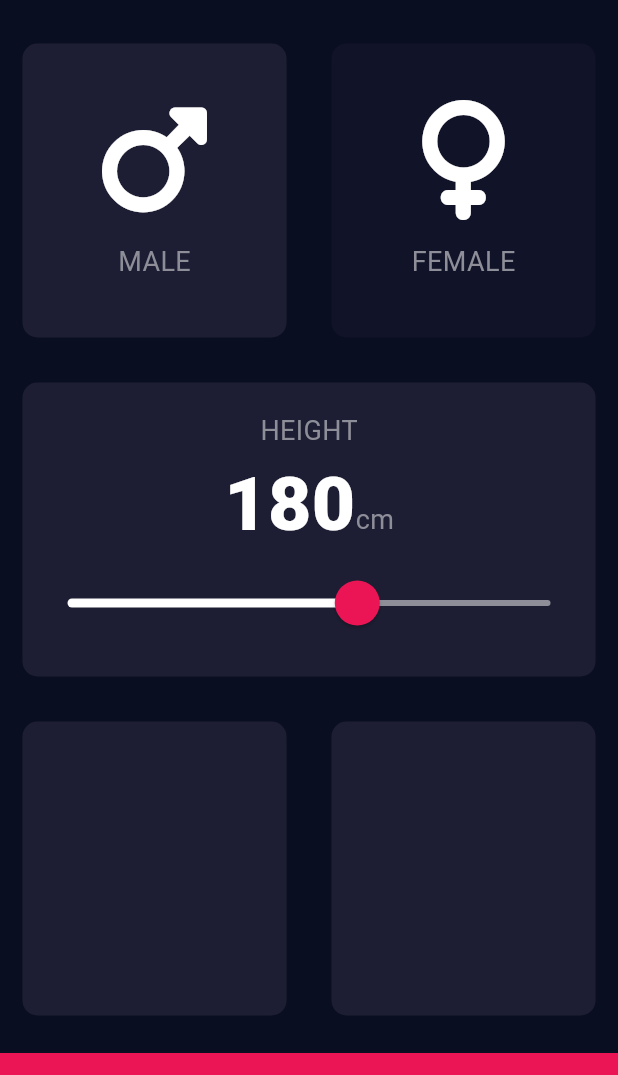
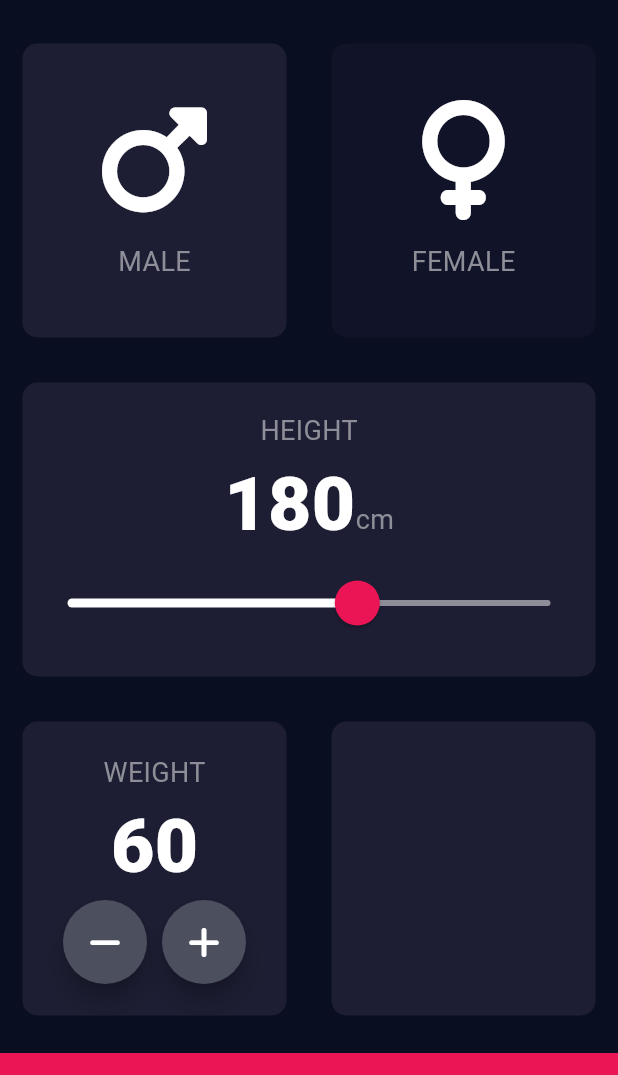
Before and after one commit to MelakuDemeke/Learn-Flutter, a Flutter app: the screen it shows after launch, on a phone screen of 412 x 824 dp, the part 63-1138 px from its top. Run offline on Flutter 3.47's test engine with Material 3 defaults, Android fonts, the phone set to English and light mode, and no system bars; our stand-ins replace audioplayers, font_awesome_flutter.

Commit message:
weight card is completed

```diff
--- a/bmi_calculator/lib/input_page.dart
+++ b/bmi_calculator/lib/input_page.dart
@@ -18,6 +18,7 @@
 class InputPageState extends State<InputPage> {
   Gender selectedGender = Gender.male;
   int height = 180;
+  int weight = 60;
 
   @override
   Widget build(BuildContext context) {
@@ -118,7 +119,35 @@
                   child: ReusableCard(
                     onPress: () {},
                     colour: kActiveCardColour,
-                    cardChild: Container(),
+                    cardChild: Column(
+                      mainAxisAlignment: MainAxisAlignment.center,
+                      children: [
+                        Text('WEIGHT', style: kLabelTextStyle),
+                        Text(weight.toString(), style: kNumberTextStyle),
+                        Row(
+                          mainAxisAlignment: MainAxisAlignment.center,
+                          children: [
+                            RoundIconButton(
+                              onPressed: () {
+                                setState(() {
+                                  weight--;
+                                });
+                              },
+                              icon: FontAwesomeIcons.minus,
+                            ),
+                            SizedBox(width: 10.0),
+                            RoundIconButton(
+                              onPressed: () {
+                                setState(() {
+                                  weight++;
+                                });
+                              },
+                              icon: FontAwesomeIcons.plus,
+                            ),
+                          ],
+                        ),
+                      ],
+                    ),
                   ),
                 ),
                 Expanded(
@@ -142,3 +171,28 @@
     );
   }
 }
+
+class RoundIconButton extends StatelessWidget {
+  final VoidCallback onPressed;
+  final IconData icon;
+  final Color fillColor;
+
+  const RoundIconButton({
+    super.key,
+    required this.onPressed,
+    required this.icon,
+    this.fillColor = const Color(0xFF4C4F5E),
+  });
+
+  @override
+  Widget build(BuildContext context) {
+    return RawMaterialButton(
+      onPressed: onPressed,
+      elevation: 6.0,
+      constraints: const BoxConstraints.tightFor(width: 56.0, height: 56.0),
+      shape: const CircleBorder(),
+      fillColor: fillColor,
+      child: Icon(icon, color: Colors.white),
+    );
+  }
+}
```
